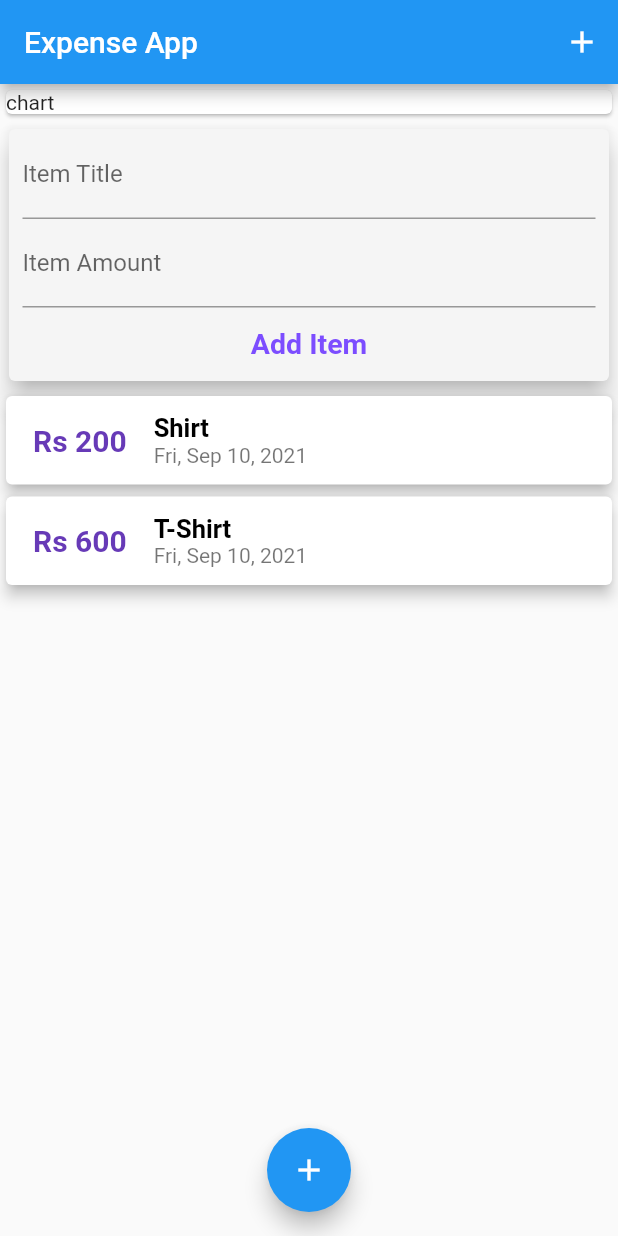
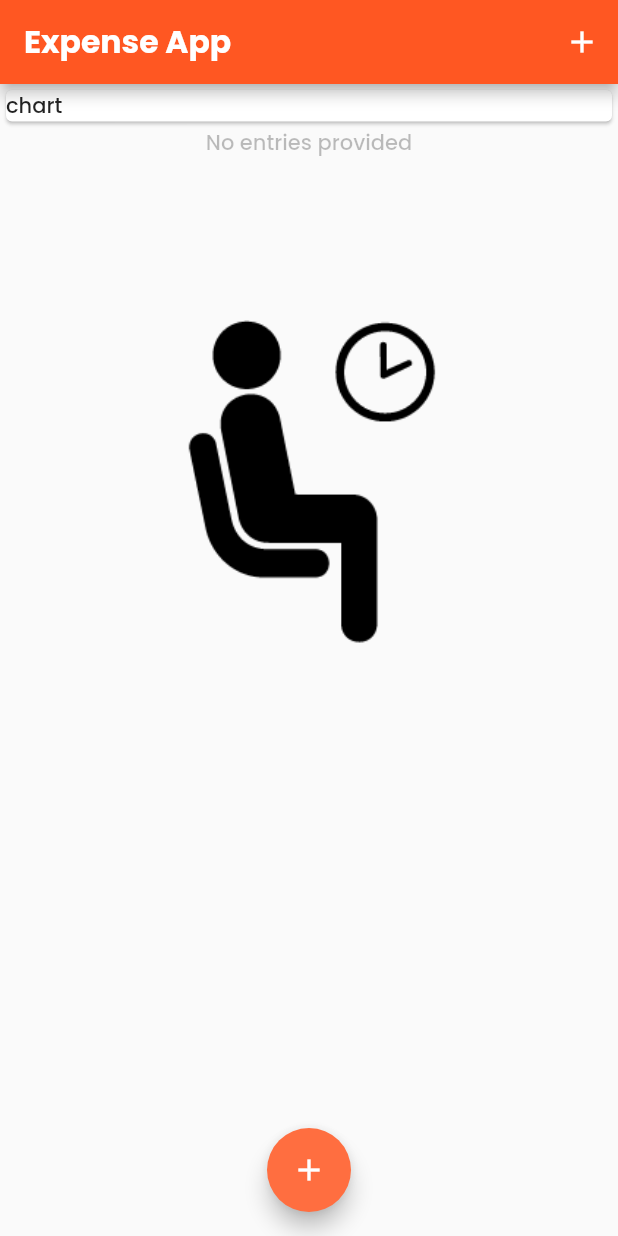
Before and after one commit to DevkotaSaksham/personalExpenseTracker, a Flutter app: the screen it shows after launch, on a phone screen of 412 x 824 dp. Run offline on Flutter 3.47's test engine with Material 2 defaults, Android fonts, the phone set to English and light mode, and no system bars.

Commit message:
Some progress on the app

```diff
--- a/lib/main.dart
+++ b/lib/main.dart
@@ -1,7 +1,8 @@
-import './widgets/user_transaction.dart';
+import './widgets/new_transaction.dart';
 
 import 'classes/transaction.dart';
 import 'package:flutter/material.dart';
+import './widgets/transaction_list.dart';
 
 void main() {
   runApp(MyApp());
@@ -13,21 +14,58 @@ class MyApp extends StatelessWidget {
     return MaterialApp(
       title: 'Flutter Demo',
       home: MyHomePage(),
+      theme: ThemeData(
+        fontFamily: 'Poppins',
+        //textTheme: ThemeData.light().copyWith(text),
+        primarySwatch: Colors.deepOrange,
+        accentColor: Colors.deepOrangeAccent,
+      ),
     );
   }
 }
 
-class MyHomePage extends StatelessWidget {
+class MyHomePage extends StatefulWidget {
+  @override
+  _MyHomePageState createState() => _MyHomePageState();
+}
+
+class _MyHomePageState extends State<MyHomePage> {
   final List<Transaction> transaction = [];
+
+  void addnewtransaction(String title, double amount) {
+    final newtx =
+        Transaction(DateTime.now().toString(), title, amount, DateTime.now());
+
+    setState(() {
+      usertransactions.add(newtx);
+    });
+  }
+
+  final List<Transaction> usertransactions = [
+   // Transaction('i1', 'Shirt', 200, DateTime.now()),
+    //Transaction('i2', 'T-Shirt', 600, DateTime.now()),
+  ];
+
+  void startnewtrx(BuildContext ctx) {
+    showModalBottomSheet(
+      context: ctx,
+      builder: (bctx) {
+        return NewTransaction(addnewtransaction);
+      },
+    );
+  }
 
   @override
   Widget build(BuildContext context) {
     return Scaffold(
       appBar: AppBar(
-        title: Text('Expense App'),
+
+        title: Text('Expense App',style: TextStyle(fontSize: 21,fontWeight: FontWeight.w700 ),),
         actions: [
           IconButton(
-            onPressed: () {},
+            onPressed: () {
+              startnewtrx(context);
+            },
             icon: Icon(Icons.add),
           )
         ],
@@ -41,14 +79,16 @@ class MyHomePage extends StatelessWidget {
                 child: Text('chart'),
               ),
             ),
-            UserTransaction()
+            TransactionList(usertransactions)
           ],
         ),
       ),
       floatingActionButtonLocation: FloatingActionButtonLocation.centerFloat,
       floatingActionButton: FloatingActionButton(
         child: Icon(Icons.add),
-        onPressed: () {},
+        onPressed: () {
+          startnewtrx(context);
+        },
       ),
     );
   }
--- a/lib/widgets/transaction_list.dart
+++ b/lib/widgets/transaction_list.dart
@@ -4,12 +4,26 @@ import 'package:intl/intl.dart';
 
 class TransactionList extends StatelessWidget {
   final List<Transaction> transactions;
-  TransactionList(this.transactions) ;
+  TransactionList(this.transactions);
 
   @override
   Widget build(BuildContext context) {
     return SingleChildScrollView(
-      child: Column(
+      child: transactions.isEmpty
+          ? Column(
+              children: [
+                Text('No entries provided',style: TextStyle(color: Colors.black26),),
+                SizedBox(
+                  height: 88,
+                ),
+                Container(
+                  height: 250,
+                  child: Image.asset('assets/fonts/images/32350_waiting_256x256.png',
+                      fit: BoxFit.cover),
+                )
+              ],
+            )
+          : Column(
               children: transactions.map(
                 (tx) {
                   return Card(
@@ -19,13 +33,12 @@ class TransactionList extends StatelessWidget {
                         children: [
                           Container(
                             margin: EdgeInsets.all(18),
-                      child: Text(
-                        'Rs ${tx.amount.toStringAsFixed(0)}',
+                            child: Text('Rs ${tx.amount.toStringAsFixed(0)}',
                                 style: TextStyle(
                                   fontWeight: FontWeight.bold,
                                   fontSize: 20,
-                            color: Colors.deepPurple),
-                      ),
+                                  color: Theme.of(context).primaryColorDark,
+                                )),
                           ),
                           Column(
                             crossAxisAlignment: CrossAxisAlignment.start,
```
Also changed, not shown: lib/widgets/chart.dart (added, +12 -0 lines), lib/widgets/new_transaction.dart (+19 -7 lines), pubspec.yaml (+8 -8 lines), assets/fonts/Poppins-Bold.ttf (added), assets/fonts/Poppins-Medium.ttf (added), assets/fonts/images/32350_waiting_256x256.png (added), 1 other file. Lines whose indentation alone changed are shown as unchanged.
